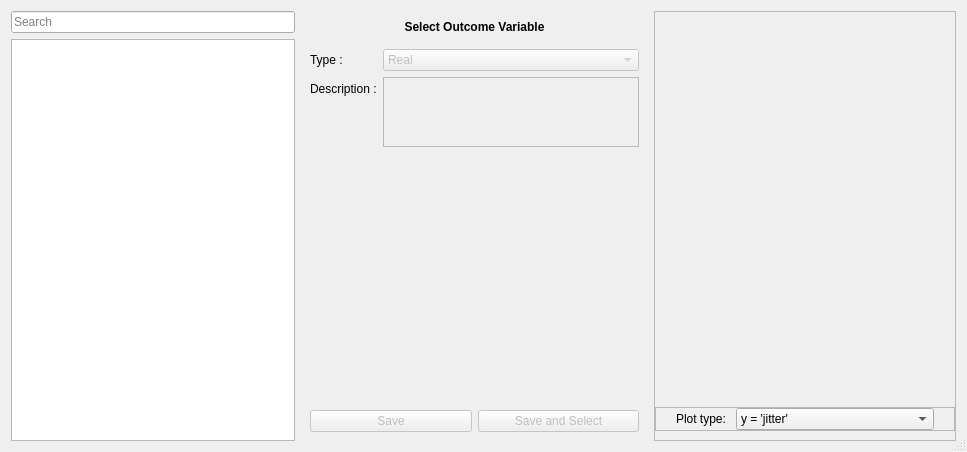
The window that braviz/interaction/qt_guis/outcome_select_multi_plot.ui (diego0020/braviz-app) describes before a commit, drawn with Qt 5.
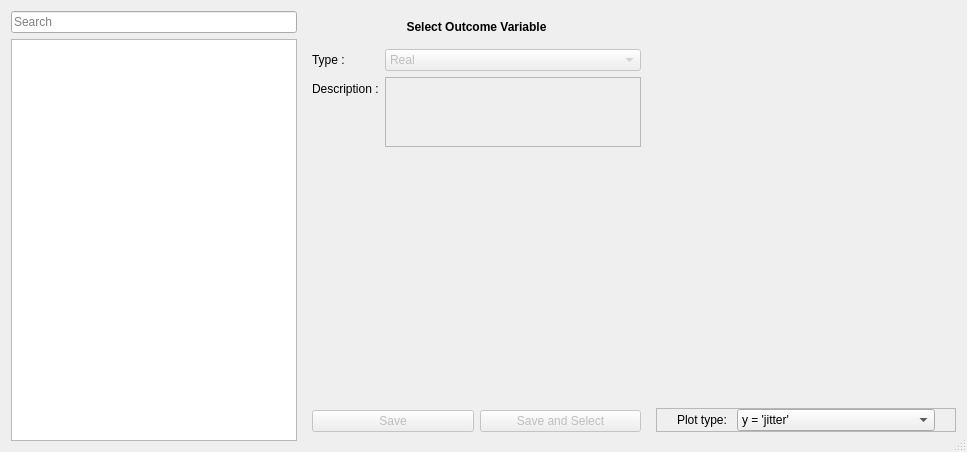
The same window after the commit.

Diff of the .ui file:
```diff
--- a/braviz/interaction/qt_guis/outcome_select_multi_plot.ui
+++ b/braviz/interaction/qt_guis/outcome_select_multi_plot.ui
@@ -240,7 +240,7 @@
    <item>
     <widget class="QFrame" name="frame_5">
      <property name="frameShape">
-      <enum>QFrame::StyledPanel</enum>
+      <enum>QFrame::NoFrame</enum>
      </property>
      <property name="frameShadow">
       <enum>QFrame::Raised</enum>
```
Left out of the diff: 14 changed lines with no effect on the pictures.
